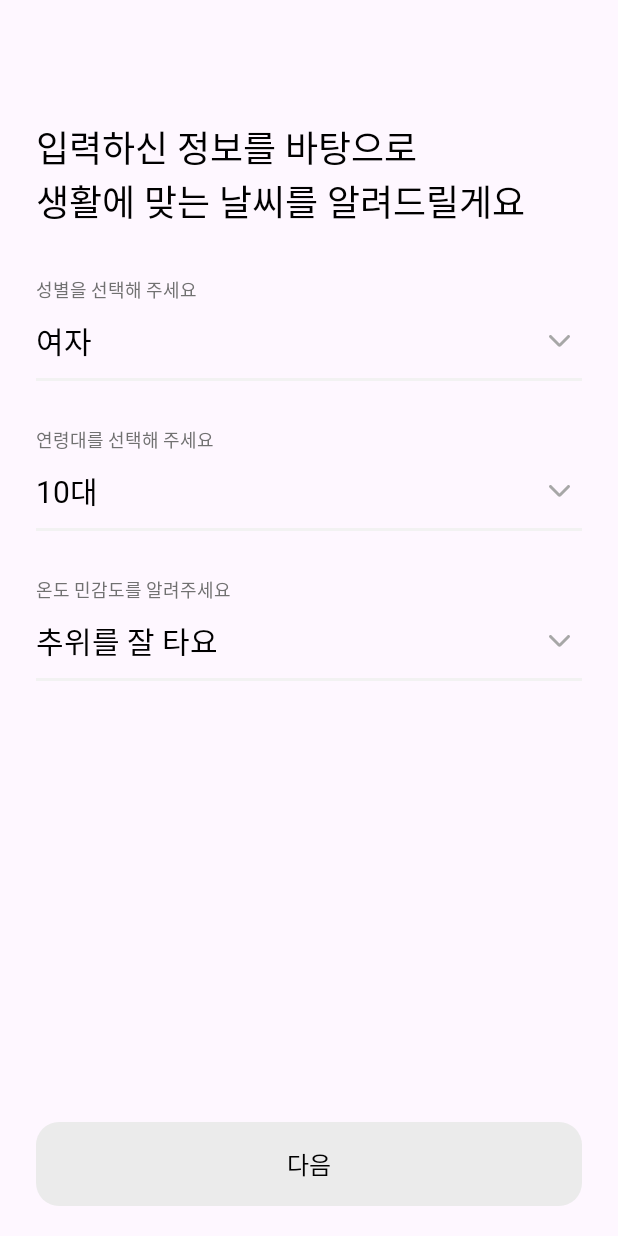
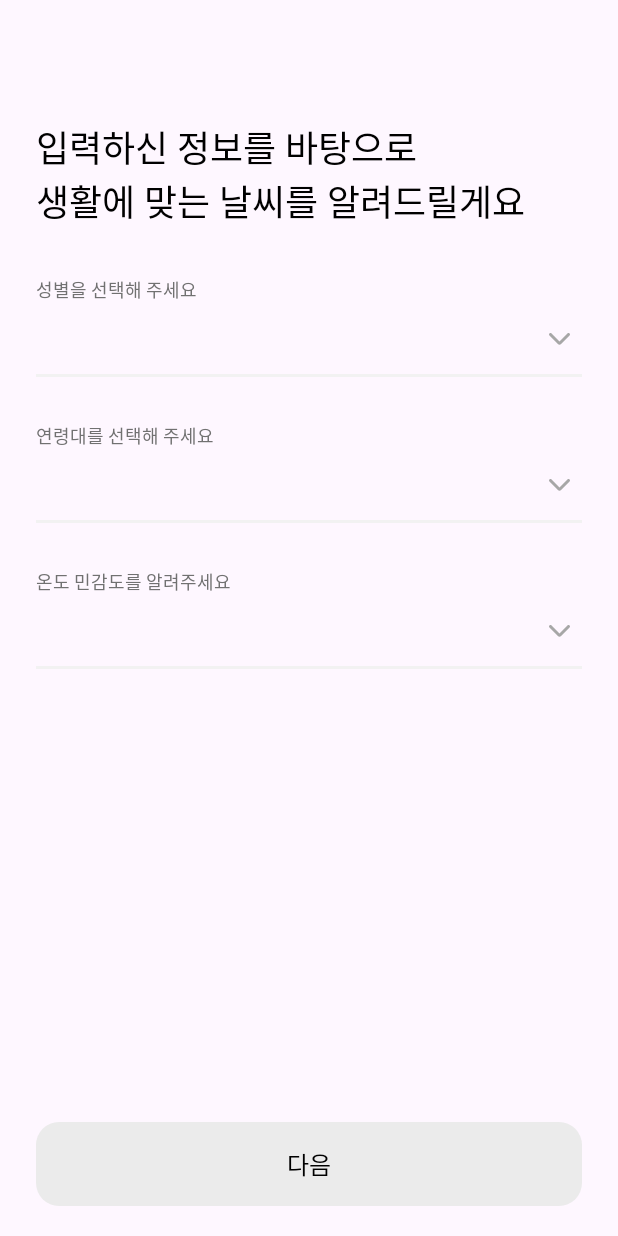
Before and after one commit to TeamShortWeather/ShortWeather-AOS, an Android app: the screen it shows after launch (InputInfoActivity), on a phone screen of 412 x 824 dp. Run offline under Robolectric (Android 15) with nearby library versions, the phone set to English and light mode, and no system bars; our stand-ins replace Dagger/Hilt's generated code, data binding.

Commit message:
[fix] #3 코드 리뷰 반영

```diff
--- a/app/src/main/res/layout/activity_input_info.xml
+++ b/app/src/main/res/layout/activity_input_info.xml
@@ -61,7 +61,7 @@
                 android:id="@+id/tv_input_info_gender_contents"
                 android:layout_width="match_parent"
                 android:layout_height="match_parent"
-                android:text="여자"
+                tools:text="여자"
                 android:textAppearance="@style/TextAppearance.ShortWeather.Subhead1" />
 
             <androidx.appcompat.widget.AppCompatButton
@@ -114,7 +114,7 @@
                 android:id="@+id/tv_input_info_age_contents"
                 android:layout_width="match_parent"
                 android:layout_height="match_parent"
-                android:text="10대"
+                tools:text="10대"
                 android:textAppearance="@style/TextAppearance.ShortWeather.Subhead1" />
 
             <androidx.appcompat.widget.AppCompatButton
@@ -167,7 +167,7 @@
                 android:id="@+id/tv_input_info_sense_contents"
                 android:layout_width="match_parent"
                 android:layout_height="match_parent"
-                android:text="추위를 잘 타요"
+                tools:text="추위를 잘 타요"
                 android:textAppearance="@style/TextAppearance.ShortWeather.Subhead1" />
 
             <androidx.appcompat.widget.AppCompatButton
@@ -201,7 +201,7 @@
             android:layout_marginBottom="20dp"
             android:background="@drawable/btn_input_info"
             android:backgroundTint="@color/short_weather_gray_2"
-            android:text="다음"
+            android:text="@string/btn_txt_input_info_next"
             android:textAppearance="@style/TextAppearance.ShortWeather.Subhead2"
             app:layout_constraintBottom_toBottomOf="parent"
             app:layout_constraintEnd_toEndOf="parent"
--- a/app/src/main/res/layout/activity_input_time.xml
+++ b/app/src/main/res/layout/activity_input_time.xml
@@ -205,7 +205,7 @@
             android:layout_marginBottom="20dp"
             android:background="@drawable/btn_input_info"
             android:backgroundTint="@color/short_weather_gray_2"
-            android:text="확인"
+            android:text="@string/btn_txt_input_time_check"
             android:textAppearance="@style/TextAppearance.ShortWeather.Subhead2"
             app:layout_constraintBottom_toBottomOf="parent"
             app:layout_constraintEnd_toEndOf="parent"
--- a/app/src/main/res/layout/activity_splash.xml
+++ b/app/src/main/res/layout/activity_splash.xml
@@ -10,7 +10,7 @@
     <androidx.constraintlayout.widget.ConstraintLayout
         android:layout_width="match_parent"
         android:layout_height="match_parent"
-        android:background="@color/white"
+        android:background="@color/short_weather_white"
         tools:context=".presentation.splash.SplashActivity">
 
         <com.airbnb.lottie.LottieAnimationView
@@ -18,13 +18,12 @@
             android:layout_width="match_parent"
             android:layout_height="match_parent"
             android:layout_gravity="center"
+            android:layout_marginStart="84dp"
             android:layout_marginTop="290dp"
-            android:layout_marginStart="84dp"
             android:layout_marginEnd="84dp"
             android:layout_marginBottom="318dp"
             app:lottie_autoPlay="true"
             app:lottie_loop="true"
-
             app:lottie_rawRes="@raw/shortweather_final" />
 
     </androidx.constraintlayout.widget.ConstraintLayout>
--- a/app/src/main/res/values/strings.xml
+++ b/app/src/main/res/values/strings.xml
@@ -1,5 +1,9 @@
 <resources>
     <string name="app_name">ShortWeather</string>
+
+    <!--Button text-->
+    <string name="btn_txt_input_info_next">다음</string>
+    <string name="btn_txt_input_time_check">확인</string>
 
     <!--InputInfo-->
     <string name="input_header_top">입력하신 정보를 바탕으로</string>
```
Also changed, not shown: app/src/main/AndroidManifest.xml (+6 -3 lines), app/src/main/java/org/shortweather/presentation/input/BottomSheetAdapter.kt (added, +42 -0 lines).
